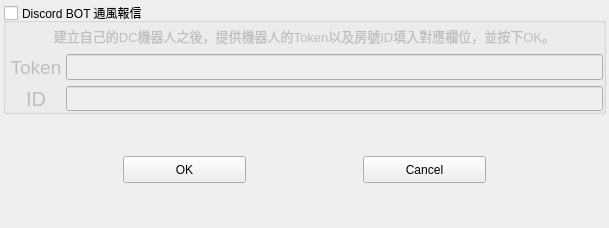
Qt form UI/Homepage/Setting.ui (Jukon3234/DigCandy) before a commit.
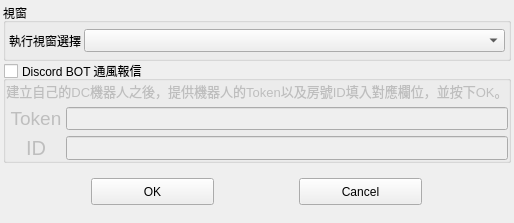
The same form after that commit.

Patch:
```diff
--- a/UI/Homepage/Setting.ui
+++ b/UI/Homepage/Setting.ui
@@ -6,8 +6,8 @@
    <rect>
     <x>0</x>
     <y>0</y>
-    <width>609</width>
-    <height>228</height>
+    <width>502</width>
+    <height>223</height>
    </rect>
   </property>
   <property name="windowTitle">
@@ -29,38 +29,6 @@
    <property name="spacing">
     <number>0</number>
    </property>
-   <item row="2" column="0">
-    <widget class="QWidget" name="widget" native="true">
-     <layout class="QHBoxLayout" name="horizontalLayout">
-      <item>
-       <widget class="QPushButton" name="OKButton">
-        <property name="maximumSize">
-         <size>
-          <width>123</width>
-          <height>27</height>
-         </size>
-        </property>
-        <property name="text">
-         <string>OK</string>
-        </property>
-       </widget>
-      </item>
-      <item>
-       <widget class="QPushButton" name="CancelButton">
-        <property name="maximumSize">
-         <size>
-          <width>123</width>
-          <height>27</height>
-         </size>
-        </property>
-        <property name="text">
-         <string>Cancel</string>
-        </property>
-       </widget>
-      </item>
-     </layout>
-    </widget>
-   </item>
    <item row="1" column="0">
     <widget class="QGroupBox" name="groupBox">
      <property name="title">
@@ -210,6 +178,100 @@
      </layout>
     </widget>
    </item>
+   <item row="4" column="0">
+    <widget class="QWidget" name="widget" native="true">
+     <layout class="QHBoxLayout" name="horizontalLayout">
+      <item>
+       <widget class="QPushButton" name="OKButton">
+        <property name="maximumSize">
+         <size>
+          <width>123</width>
+          <height>27</height>
+         </size>
+        </property>
+        <property name="text">
+         <string>OK</string>
+        </property>
+       </widget>
+      </item>
+      <item>
+       <widget class="QPushButton" name="CancelButton">
+        <property name="maximumSize">
+         <size>
+          <width>123</width>
+          <height>27</height>
+         </size>
+        </property>
+        <property name="text">
+         <string>Cancel</string>
+        </property>
+       </widget>
+      </item>
+     </layout>
+    </widget>
+   </item>
+   <item row="0" column="0">
+    <widget class="QGroupBox" name="groupBox_2">
+     <property name="title">
+      <string>視窗</string>
+     </property>
+     <layout class="QGridLayout" name="gridLayout_2">
+      <property name="leftMargin">
+       <number>3</number>
+      </property>
+      <property name="topMargin">
+       <number>3</number>
+      </property>
+      <property name="rightMargin">
+       <number>3</number>
+      </property>
+      <property name="bottomMargin">
+       <number>3</number>
+      </property>
+      <property name="spacing">
+       <number>3</number>
+      </property>
+      <item row="0" column="0" alignment="Qt::AlignLeft">
+       <widget class="QLabel" name="label_17">
+        <property name="sizePolicy">
+         <sizepolicy hsizetype="Preferred" vsizetype="Preferred">
+          <horstretch>0</horstretch>
+          <verstretch>0</verstretch>
+         </sizepolicy>
+        </property>
+        <property name="maximumSize">
+         <size>
+          <width>16777215</width>
+          <height>16777215</height>
+         </size>
+        </property>
+        <property name="text">
+         <string>執行視窗選擇</string>
+        </property>
+        <property name="alignment">
+         <set>Qt::AlignCenter</set>
+        </property>
+       </widget>
+      </item>
+      <item row="0" column="1">
+       <widget class="QComboBox" name="WindowsComboBox">
+        <property name="sizePolicy">
+         <sizepolicy hsizetype="MinimumExpanding" vsizetype="Preferred">
+          <horstretch>0</horstretch>
+          <verstretch>0</verstretch>
+         </sizepolicy>
+        </property>
+        <property name="maximumSize">
+         <size>
+          <width>16777215</width>
+          <height>23</height>
+         </size>
+        </property>
+       </widget>
+      </item>
+     </layout>
+    </widget>
+   </item>
   </layout>
  </widget>
  <resources/>
```
